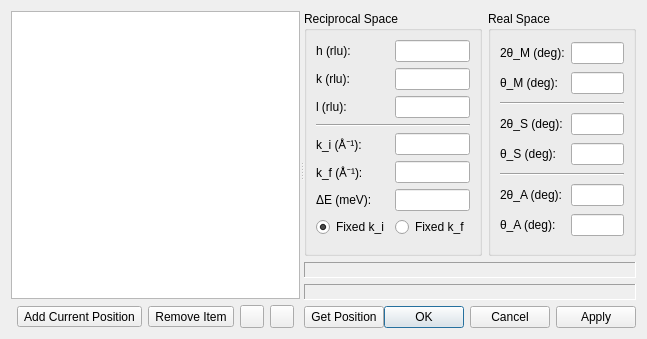
Old version of the form ui/goto.ui in the repository tweber-ill/frm_mirror-takin1.
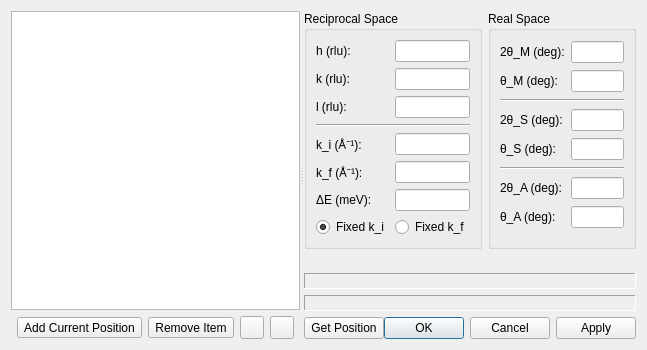
New version of the form. Icons and pictures are not drawn.

```diff
--- a/ui/goto.ui
+++ b/ui/goto.ui
@@ -6,8 +6,8 @@
    <rect>
     <x>0</x>
     <y>0</y>
-    <width>552</width>
-    <height>339</height>
+    <width>543</width>
+    <height>350</height>
    </rect>
   </property>
   <property name="windowTitle">
@@ -133,6 +133,38 @@
      </widget>
      <widget class="QWidget" name="layoutWidget">
       <layout class="QGridLayout" name="gridLayout_4">
+       <item row="2" column="0" colspan="2">
+        <widget class="QLabel" name="labelQ">
+         <property name="frameShape">
+          <enum>QFrame::Panel</enum>
+         </property>
+         <property name="frameShadow">
+          <enum>QFrame::Sunken</enum>
+         </property>
+         <property name="text">
+          <string/>
+         </property>
+        </widget>
+       </item>
+       <item row="3" column="0" colspan="2">
+        <widget class="QLabel" name="labelStatus">
+         <property name="sizePolicy">
+          <sizepolicy hsizetype="Preferred" vsizetype="Fixed">
+           <horstretch>0</horstretch>
+           <verstretch>0</verstretch>
+          </sizepolicy>
+         </property>
+         <property name="frameShape">
+          <enum>QFrame::Panel</enum>
+         </property>
+         <property name="frameShadow">
+          <enum>QFrame::Sunken</enum>
+         </property>
+         <property name="text">
+          <string/>
+         </property>
+        </widget>
+       </item>
        <item row="0" column="0">
         <widget class="QGroupBox" name="groupBox">
          <property name="sizePolicy">
@@ -345,39 +377,7 @@
          </layout>
         </widget>
        </item>
-       <item row="1" column="0" colspan="2">
-        <widget class="QLabel" name="labelQ">
-         <property name="frameShape">
-          <enum>QFrame::Panel</enum>
-         </property>
-         <property name="frameShadow">
-          <enum>QFrame::Sunken</enum>
-         </property>
-         <property name="text">
-          <string/>
-         </property>
-        </widget>
-       </item>
-       <item row="2" column="0" colspan="2">
-        <widget class="QLabel" name="labelStatus">
-         <property name="sizePolicy">
-          <sizepolicy hsizetype="Preferred" vsizetype="Fixed">
-           <horstretch>0</horstretch>
-           <verstretch>0</verstretch>
-          </sizepolicy>
-         </property>
-         <property name="frameShape">
-          <enum>QFrame::Panel</enum>
-         </property>
-         <property name="frameShadow">
-          <enum>QFrame::Sunken</enum>
-         </property>
-         <property name="text">
-          <string/>
-         </property>
-        </widget>
-       </item>
-       <item row="3" column="0" colspan="2">
+       <item row="5" column="0" colspan="2">
         <widget class="QFrame" name="frame">
          <property name="frameShape">
           <enum>QFrame::NoFrame</enum>
@@ -397,6 +397,12 @@
           </property>
           <item>
            <widget class="QPushButton" name="btnGetPos">
+            <property name="sizePolicy">
+             <sizepolicy hsizetype="Fixed" vsizetype="Minimum">
+              <horstretch>0</horstretch>
+              <verstretch>0</verstretch>
+             </sizepolicy>
+            </property>
             <property name="toolTip">
              <string>Get Current Position</string>
             </property>
@@ -418,6 +424,19 @@
          </layout>
         </widget>
        </item>
+       <item row="1" column="0" colspan="2">
+        <spacer name="verticalSpacer">
+         <property name="orientation">
+          <enum>Qt::Vertical</enum>
+         </property>
+         <property name="sizeHint" stdset="0">
+          <size>
+           <width>20</width>
+           <height>40</height>
+          </size>
+         </property>
+        </spacer>
+       </item>
       </layout>
      </widget>
     </widget>
```
